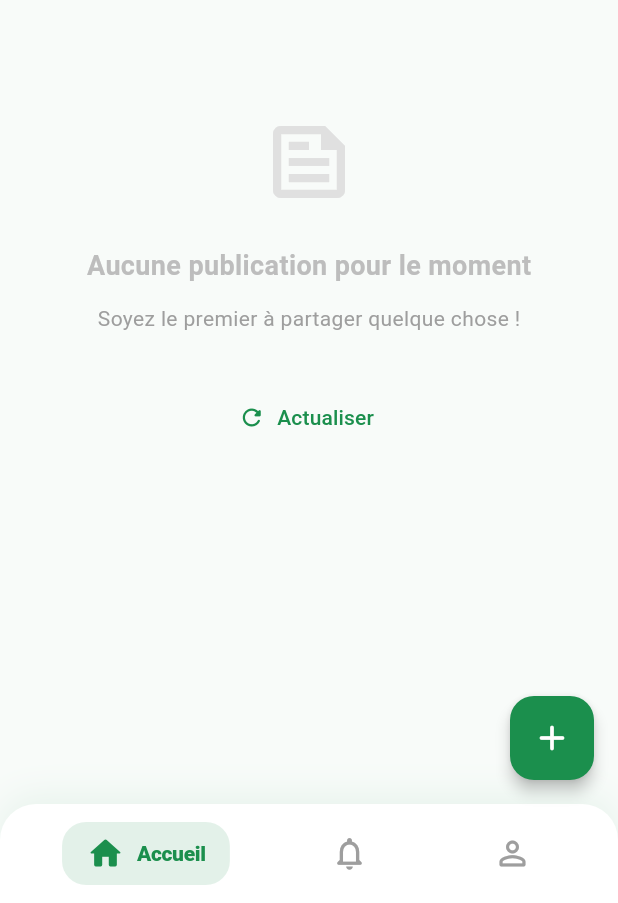
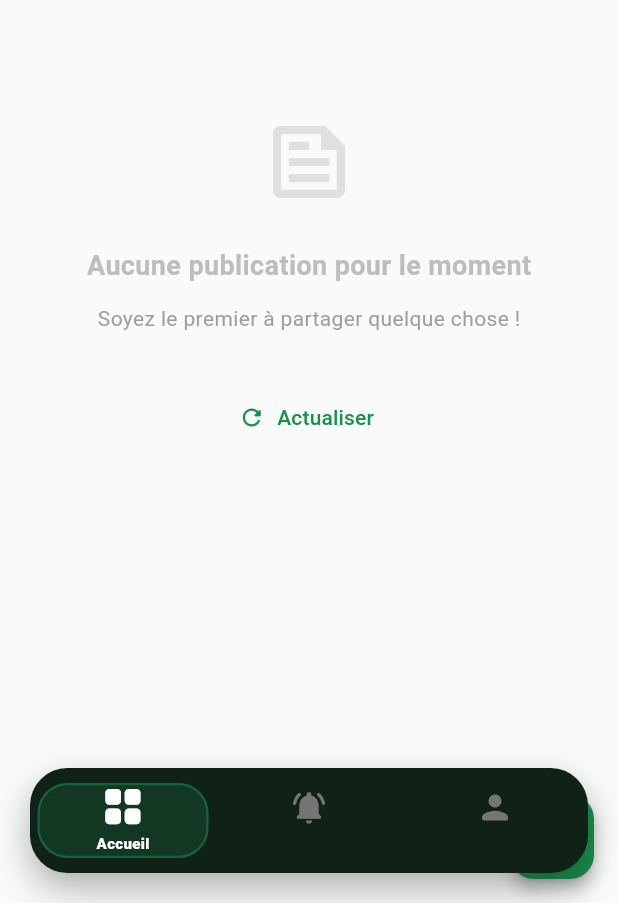
Before and after one commit to chaton2325/CEKA-APP-Frontend, a Flutter app: the HomeScreen screen opened by its route, on a phone screen of 412 x 824 dp, the part 333-1236 px from its top. Run offline on Flutter 3.47's test engine with Material 3 defaults, Android fonts, the phone set to English and light mode, and no system bars; our stand-ins replace chewie, file_picker, flutter_animate, image_picker, photo_view, shared_preferences and 3 more; accounts and stored records are empty; network calls fail.

Commit message:
Je pense c'est ok

```diff
--- a/lib/screens/home_screen.dart
+++ b/lib/screens/home_screen.dart
@@ -23,12 +23,23 @@
 
 class _HomeScreenState extends State<HomeScreen> {
   int _currentIndex = 0;
+  final PageController _pageController = PageController();
 
-  final List<Widget> _pages = [
-    const _FeedPage(),
-    const NotificationScreen(),
-    const ProfileScreen(),
-  ];
+  @override
+  void initState() {
+    super.initState();
+    // Refresh data on start
+    WidgetsBinding.instance.addPostFrameCallback((_) {
+      Provider.of<PostProvider>(context, listen: false).fetchPosts();
+      Provider.of<NotificationProvider>(context, listen: false).fetchNotifications();
+    });
+  }
+
+  @override
+  void dispose() {
+    _pageController.dispose();
+    super.dispose();
+  }
 
   @override
   Widget build(BuildContext context) {
@@ -37,40 +48,40 @@
 
     return Scaffold(
       backgroundColor: colorScheme.surface,
-      body: IndexedStack(
-        index: _currentIndex,
-        children: _pages,
+      body: PageView(
+        controller: _pageController,
+        physics: const NeverScrollableScrollPhysics(), // Only navigate via NavBars
+        children: const [
+          _FeedPage(),
+          NotificationScreen(),
+          ProfileScreen(),
+        ],
+        onPageChanged: (index) {
+          setState(() => _currentIndex = index);
+        },
       ),
-      bottomNavigationBar: _ModernNavBar(
+      extendBody: true, // Allow body to flow under the custom bar
+      bottomNavigationBar: _ModernGreenNavBar(
         currentIndex: _currentIndex,
         onTap: (index) {
-          setState(() => _currentIndex = index);
+          _pageController.animateToPage(
+            index,
+            duration: const Duration(milliseconds: 500),
+            curve: Curves.easeOutBack,
+          );
         },
         unreadNotifications: notificationProvider.unreadCount,
       ),
-      floatingActionButton: _currentIndex == 0
-          ? FloatingActionButton(
-              onPressed: () => Navigator.push(
-                context,
-                MaterialPageRoute(builder: (context) => const CreatePostScreen()),
-              ),
-              backgroundColor: colorScheme.primary,
-              foregroundColor: Colors.white,
-              elevation: 4,
-              shape: RoundedRectangleBorder(borderRadius: BorderRadius.circular(16)),
-              child: const Icon(Icons.add_rounded, size: 28),
-            )
-          : null,
     );
   }
 }
 
-class _ModernNavBar extends StatelessWidget {
+class _ModernGreenNavBar extends StatelessWidget {
   final int currentIndex;
   final Function(int) onTap;
   final int unreadNotifications;
 
-  const _ModernNavBar({
+  const _ModernGreenNavBar({
     required this.currentIndex,
     required this.onTap,
     required this.unreadNotifications,
@@ -82,45 +93,60 @@
     final bottomPadding = MediaQuery.of(context).padding.bottom;
 
     return Container(
+      margin: EdgeInsets.fromLTRB(20, 0, 20, bottomPadding > 0 ? bottomPadding : 20),
+      height: 70,
       decoration: BoxDecoration(
-        color: Colors.white,
-        borderRadius: const BorderRadius.vertical(top: Radius.circular(24)),
+        color: const Color(0xFF102118), // Deep dark green
+        borderRadius: BorderRadius.circular(25),
         boxShadow: [
           BoxShadow(
-            color: colorScheme.primary.withOpacity(0.08),
+            color: Colors.black.withOpacity(0.3),
             blurRadius: 20,
-            offset: const Offset(0, -5),
+            offset: const Offset(0, 10),
           ),
         ],
       ),
-      padding: EdgeInsets.fromLTRB(16, 12, 16, bottomPadding > 0 ? bottomPadding : 12),
-      child: Row(
+      child: Stack(
+        children: [
+          // Animated Selection Background
+          AnimatedPositioned(
+            duration: const Duration(milliseconds: 400),
+            curve: Curves.elasticOut,
+            left: (MediaQuery.of(context).size.width - 40) / 3 * currentIndex + 5,
+            top: 10,
+            child: Container(
+              width: (MediaQuery.of(context).size.width - 40) / 3 - 10,
+              height: 50,
+              decoration: BoxDecoration(
+                color: colorScheme.primary.withOpacity(0.2),
+                borderRadius: BorderRadius.circular(20),
+                border: Border.all(color: colorScheme.primary.withOpacity(0.5), width: 1.5),
+              ),
+            ),
+          ),
+          Row(
             mainAxisAlignment: MainAxisAlignment.spaceAround,
             children: [
-          _NavBarItem(
-            icon: Icons.home_rounded,
-            outlineIcon: Icons.home_outlined,
+              _GreenNavItem(
+                icon: Icons.grid_view_rounded,
                 label: context.tr('home'),
                 isSelected: currentIndex == 0,
                 onTap: () => onTap(0),
-            color: colorScheme.primary,
               ),
-          _NavBarItem(
-            icon: Icons.notifications_rounded,
-            outlineIcon: Icons.notifications_none_rounded,
+              _GreenNavItem(
+                icon: Icons.notifications_active_rounded,
                 label: context.tr('alerts'),
                 isSelected: currentIndex == 1,
                 onTap: () => onTap(1),
-            color: colorScheme.primary,
                 badgeCount: unreadNotifications,
               ),
-          _NavBarItem(
+              _GreenNavItem(
                 icon: Icons.person_rounded,
-            outlineIcon: Icons.person_outline_rounded,
                 label: context.tr('profile'),
                 isSelected: currentIndex == 2,
                 onTap: () => onTap(2),
-            color: colorScheme.primary,
+              ),
+            ],
           ),
         ],
       ),
@@ -128,87 +154,73 @@
   }
 }
 
-class _NavBarItem extends StatelessWidget {
+class _GreenNavItem extends StatelessWidget {
   final IconData icon;
-  final IconData outlineIcon;
   final String label;
   final bool isSelected;
   final VoidCallback onTap;
-  final Color color;
   final int badgeCount;
 
-  const _NavBarItem({
+  const _GreenNavItem({
     required this.icon,
-    required this.outlineIcon,
     required this.label,
     required this.isSelected,
     required this.onTap,
-    required this.color,
     this.badgeCount = 0,
   });
 
   @override
   Widget build(BuildContext context) {
-    return GestureDetector(
+    final colorScheme = Theme.of(context).colorScheme;
+
+    return Expanded(
+      child: GestureDetector(
         onTap: onTap,
         behavior: HitTestBehavior.opaque,
-      child: AnimatedContainer(
-        duration: const Duration(milliseconds: 300),
-        curve: Curves.easeInOut,
-        padding: const EdgeInsets.symmetric(horizontal: 16, vertical: 8),
-        decoration: BoxDecoration(
-          color: isSelected ? color.withOpacity(0.12) : Colors.transparent,
-          borderRadius: BorderRadius.circular(16),
-        ),
-        child: Row(
-          mainAxisSize: MainAxisSize.min,
+        child: Column(
+          mainAxisAlignment: MainAxisAlignment.center,
           children: [
             Stack(
               clipBehavior: Clip.none,
               children: [
-                Icon(
-                  isSelected ? icon : outlineIcon,
-                  color: isSelected ? color : Colors.grey.shade500,
+                AnimatedScale(
+                  duration: const Duration(milliseconds: 300),
+                  scale: isSelected ? 1.2 : 1.0,
+                  child: Icon(
+                    icon,
+                    color: isSelected ? Colors.white : Colors.grey.shade600,
                     size: 26,
+                  ),
                 ),
                 if (badgeCount > 0)
                   Positioned(
-                    right: -2,
-                    top: -2,
+                    right: -5,
+                    top: -5,
                     child: Container(
                       padding: const EdgeInsets.all(4),
                       decoration: const BoxDecoration(
                         color: Colors.redAccent,
                         shape: BoxShape.circle,
                       ),
-                      constraints: const BoxConstraints(
-                        minWidth: 16,
-                        minHeight: 16,
-                      ),
+                      constraints: const BoxConstraints(minWidth: 16, minHeight: 16),
                       child: Text(
                         '$badgeCount',
-                        style: const TextStyle(
-                          color: Colors.white,
-                          fontSize: 10,
-                          fontWeight: FontWeight.bold,
-                        ),
+                        style: const TextStyle(color: Colors.white, fontSize: 9, fontWeight: FontWeight.bold),
+                        textAlign: TextAlign.center,
                       ),
                     ),
                   ),
               ],
             ),
-            if (isSelected) ...[
-              const SizedBox(width: 8),
-              Text(
+            const SizedBox(height: 4),
+            AnimatedOpacity(
+              duration: const Duration(milliseconds: 300),
+              opacity: isSelected ? 1.0 : 0.0,
+              child: Text(
                 label,
-                style: TextStyle(
-                  color: color,
-                  fontWeight: FontWeight.w800,
-                  fontSize: 14,
-                  letterSpacing: -0.2,
+                style: const TextStyle(color: Colors.white, fontSize: 10, fontWeight: FontWeight.w800),
               ),
             ),
-            ],
           ],
         ),
       ),
@@ -284,7 +296,7 @@
         onRefresh: _refreshData,
         child: ListView.builder(
           controller: _scrollController,
-          padding: const EdgeInsets.fromLTRB(16, 8, 16, 20),
+          padding: const EdgeInsets.fromLTRB(16, 8, 16, 100), // Extra padding for the floating nav bar
           itemCount: _calculateItemCount(postProvider),
           itemBuilder: (context, index) {
             // Initial Loading Skeletons
@@ -311,15 +323,26 @@
 
             // Loading More Indicator (Shimmer)
             if (postProvider.isLoadingMore) {
-              return Padding(
-                padding: const EdgeInsets.only(top: 8),
-                child: const SkeletonPost(),
+              return const Padding(
+                padding: EdgeInsets.only(top: 8),
+                child: SkeletonPost(),
               );
             }
 
             return const SizedBox.shrink();
           },
         ),
+      ),
+      floatingActionButton: FloatingActionButton(
+        onPressed: () => Navigator.push(
+          context,
+          MaterialPageRoute(builder: (context) => const CreatePostScreen()),
+        ),
+        backgroundColor: colorScheme.primary,
+        foregroundColor: Colors.white,
+        elevation: 4,
+        shape: RoundedRectangleBorder(borderRadius: BorderRadius.circular(16)),
+        child: const Icon(Icons.add_rounded, size: 28),
       ),
     );
   }
@@ -342,7 +365,7 @@
           Icon(Icons.feed_outlined, size: 64, color: Colors.grey.shade300),
           const SizedBox(height: 24),
           Text(
-            context.tr('noPostsYet') ?? 'Aucune publication pour le moment',
+            context.tr('noPostsYet'),
             style: TextStyle(fontSize: 18, fontWeight: FontWeight.w700, color: Colors.grey.shade400),
           ),
           const SizedBox(height: 12),
--- a/lib/screens/profile_screen.dart
+++ b/lib/screens/profile_screen.dart
@@ -13,6 +13,7 @@
 import '../models/user.dart';
 import '../models/media.dart';
 import 'edit_profile_screen.dart';
+import 'create_post_screen.dart';
 import '../widgets/full_screen_media_viewer.dart';
 import '../widgets/skeleton_profile.dart';
 
@@ -190,6 +191,17 @@
 
     return Scaffold(
       backgroundColor: colorScheme.surface,
+      floatingActionButton: FloatingActionButton(
+        onPressed: () => Navigator.push(
+          context,
+          MaterialPageRoute(builder: (context) => CreatePostScreen()),
+        ),
+        backgroundColor: colorScheme.primary,
+        foregroundColor: Colors.white,
+        elevation: 4,
+        shape: RoundedRectangleBorder(borderRadius: BorderRadius.circular(16)),
+        child: const Icon(Icons.add_rounded, size: 28),
+      ),
       body: CustomScrollView(
         slivers: [
           SliverAppBar(
@@ -207,7 +219,7 @@
                   icon: const Icon(Icons.edit_note_rounded),
                   onPressed: () => Navigator.push(
                     context,
-                    MaterialPageRoute(builder: (context) => const EditProfileScreen()),
+                    MaterialPageRoute(builder: (context) => EditProfileScreen()),
                   ),
                 ),
               PopupMenuButton<AppLanguage>(
@@ -311,7 +323,7 @@
                             OutlinedButton(
                               onPressed: () => Navigator.push(
                                 context,
-                                MaterialPageRoute(builder: (context) => const EditProfileScreen()),
+                                MaterialPageRoute(builder: (context) => EditProfileScreen()),
                               ),
                               style: OutlinedButton.styleFrom(
                                 shape: RoundedRectangleBorder(borderRadius: BorderRadius.circular(12)),
@@ -340,7 +352,7 @@
                         InkWell(
                           onTap: () => Navigator.push(
                             context,
-                            MaterialPageRoute(builder: (context) => const EditProfileScreen()),
+                            MaterialPageRoute(builder: (context) => EditProfileScreen()),
                           ),
                           borderRadius: BorderRadius.circular(12),
                           child: Container(
--- a/lib/widgets/comment_bottom_sheet.dart
+++ b/lib/widgets/comment_bottom_sheet.dart
@@ -2,6 +2,7 @@
 import 'package:provider/provider.dart';
 import 'package:intl/intl.dart';
 import 'package:shimmer/shimmer.dart';
+import 'package:flutter_animate/flutter_animate.dart';
 import '../models/comment.dart';
 import '../providers/post_provider.dart';
 import '../providers/auth_provider.dart';
@@ -101,7 +102,7 @@
                 : ListView.builder(
                     padding: const EdgeInsets.all(20),
                     itemCount: _comments.length,
-                    itemBuilder: (context, index) => _buildCommentTile(_comments[index]),
+                    itemBuilder: (context, index) => _buildCommentTile(_comments[index], index: index),
                   ),
           ),
           if (_replyToUser != null)
@@ -174,7 +175,7 @@
     );
   }
 
-  Widget _buildCommentTile(Comment comment, {bool isReply = false}) {
+  Widget _buildCommentTile(Comment comment, {bool isReply = false, int index = 0}) {
     final authProvider = Provider.of<AuthProvider>(context, listen: false);
     final isLiked = authProvider.user != null && comment.likedBy.any((u) => u.id == authProvider.user!.id);
     final colorScheme = Theme.of(context).colorScheme;
@@ -259,8 +260,8 @@
           ),
         ),
         if (comment.replies.isNotEmpty)
-          ...comment.replies.map((reply) => _buildCommentTile(reply, isReply: true)),
+          ...comment.replies.asMap().entries.map((entry) => _buildCommentTile(entry.value, isReply: true)),
       ],
-    );
+    ).animate(delay: (index * 50).ms).fadeIn(duration: 400.ms).slideX(begin: 0.05, end: 0, curve: Curves.easeOut);
   }
 }
--- a/lib/widgets/post_card.dart
+++ b/lib/widgets/post_card.dart
@@ -13,6 +13,7 @@
 import 'comment_bottom_sheet.dart';
 import 'media_grid.dart';
 import 'full_screen_media_viewer.dart';
+import 'package:flutter_animate/flutter_animate.dart';
 
 class PostCard extends StatelessWidget {
   final Post post;
--- a/pubspec.yaml
+++ b/pubspec.yaml
@@ -48,6 +48,7 @@
   shimmer: ^3.0.0
   video_player: ^2.11.1
   chewie: ^1.13.1
+  flutter_animate: ^4.5.2
 
 dev_dependencies:
   flutter_test:
```
Also changed, not shown: pubspec.lock. Lines whose indentation alone changed are shown as unchanged.
